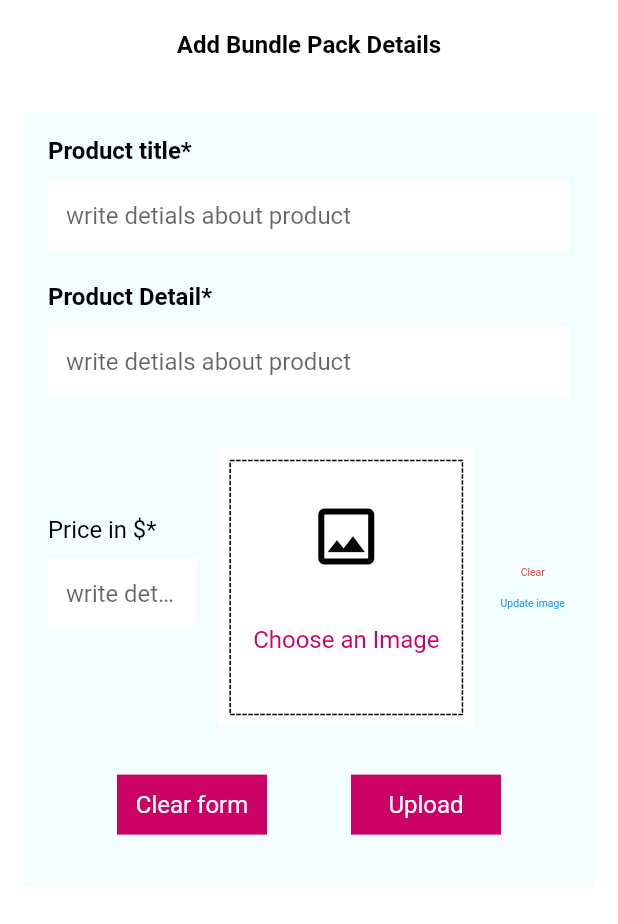
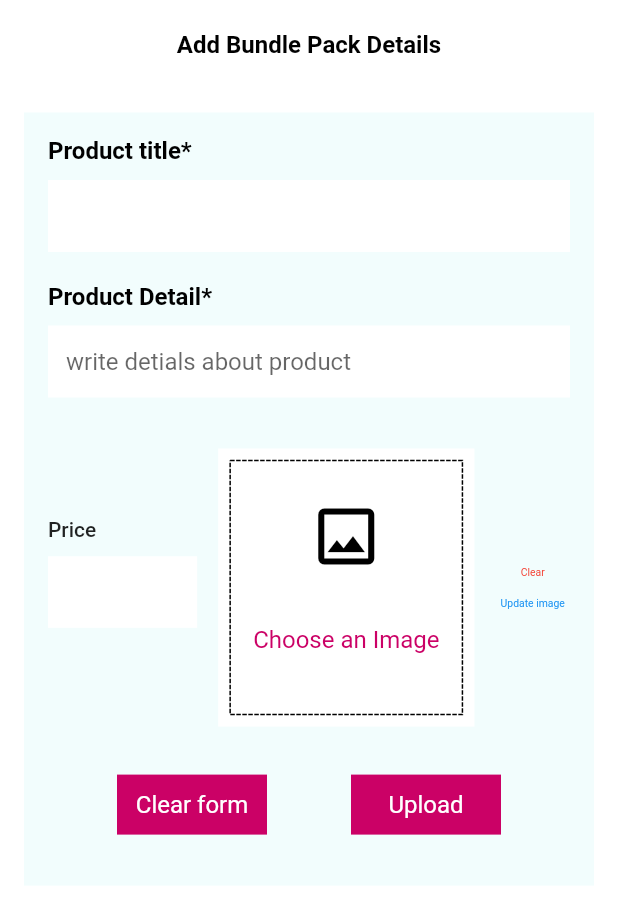
Before and after one commit to ba138/Citta_Admin_Panel, a Flutter app: the AddBundlpackScreen screen opened directly, on a phone screen of 412 x 824 dp. Shown: the top 924 px of the screen. Run offline on Flutter 3.47's test engine with Material 2 defaults, Android fonts, the light colour scheme and no system bars; drawn by our look-alikes of dotted_border; our stand-ins replace iconly, image_picker; missing offline and left inert: dart:html, shared_preferences_web; network calls fail.

Commit message:
adding screen done

```diff
--- a/lib/inner_screen/add_bundle_pack_screen.dart
+++ b/lib/inner_screen/add_bundle_pack_screen.dart
@@ -69,7 +69,6 @@ class _AddBundlpackScreenFormState extends State<AddBundlpackScreen> {
 
     var inputDecoration = InputDecoration(
       filled: true,
-      hintText: "write detials about product",
       fillColor: scaffoldColor,
       border: InputBorder.none,
       focusedBorder: OutlineInputBorder(
@@ -156,7 +155,18 @@ class _AddBundlpackScreenFormState extends State<AddBundlpackScreen> {
                               }
                               return null;
                             },
-                            decoration: inputDecoration,
+                            decoration: InputDecoration(
+                              filled: true,
+                              hintText: "write detials about product",
+                              fillColor: scaffoldColor,
+                              border: InputBorder.none,
+                              focusedBorder: OutlineInputBorder(
+                                borderSide: BorderSide(
+                                  color: color,
+                                  width: 1.0,
+                                ),
+                              ),
+                            ),
                           ),
                           const SizedBox(
                             height: 20,
@@ -171,10 +181,16 @@ class _AddBundlpackScreenFormState extends State<AddBundlpackScreen> {
                                         CrossAxisAlignment.start,
                                     mainAxisAlignment: MainAxisAlignment.start,
                                     children: [
-                                      TextWidget(
-                                        text: 'Price in \$*',
-                                        color: color,
-                                        isTitle: false,
+                                      // TextWidget(
+                                      //   text: 'Product Detail*',
+                                      //   color: color,
+                                      //   isTitle: true,
+                                      // ),
+                                      Text(
+                                        "Price",
+                                        style: TextStyle(
+                                            fontSize: 14,
+                                            fontWeight: FontWeight.w500),
                                       ),
                                       const SizedBox(
                                         height: 10,
@@ -195,7 +211,17 @@ class _AddBundlpackScreenFormState extends State<AddBundlpackScreen> {
                                             FilteringTextInputFormatter.allow(
                                                 RegExp(r'[0-9.]')),
                                           ],
-                                          decoration: inputDecoration,
+                                          decoration: InputDecoration(
+                                            filled: true,
+                                            fillColor: scaffoldColor,
+                                            border: InputBorder.none,
+                                            focusedBorder: OutlineInputBorder(
+                                              borderSide: BorderSide(
+                                                color: color,
+                                                width: 1.0,
+                                              ),
+                                            ),
+                                          ),
                                         ),
                                       ),
                                       const SizedBox(height: 20),
```
